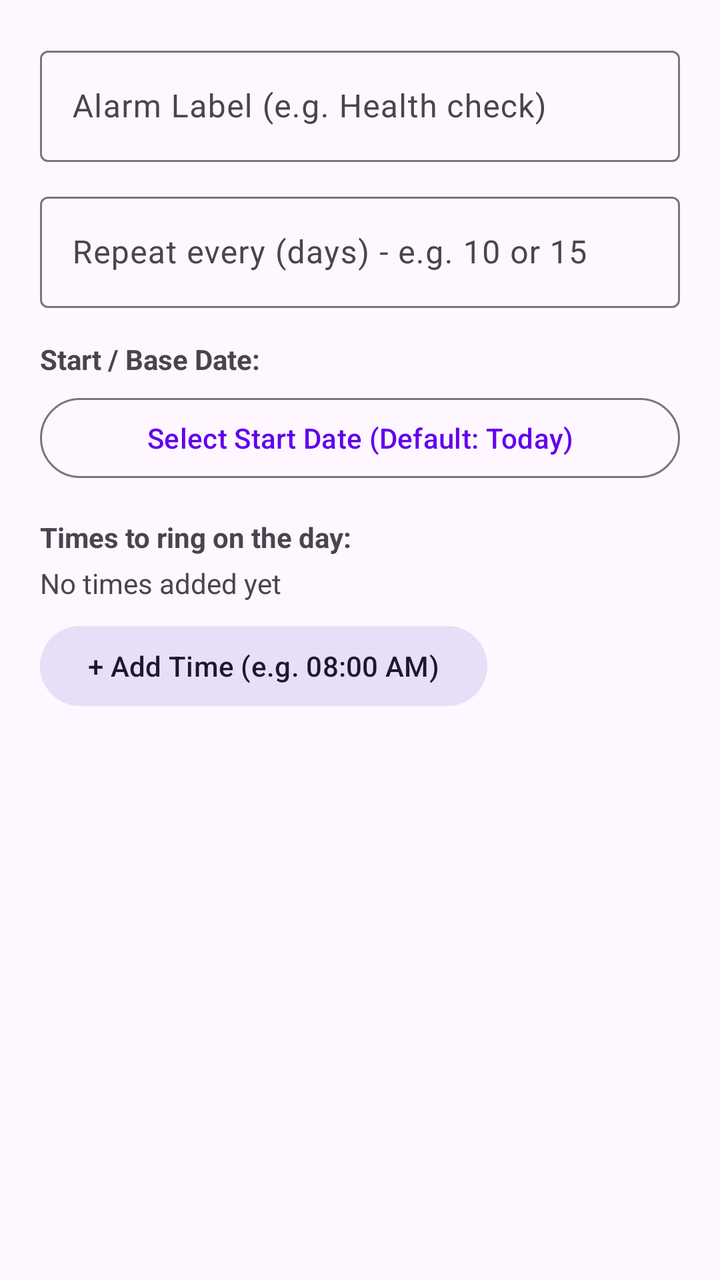
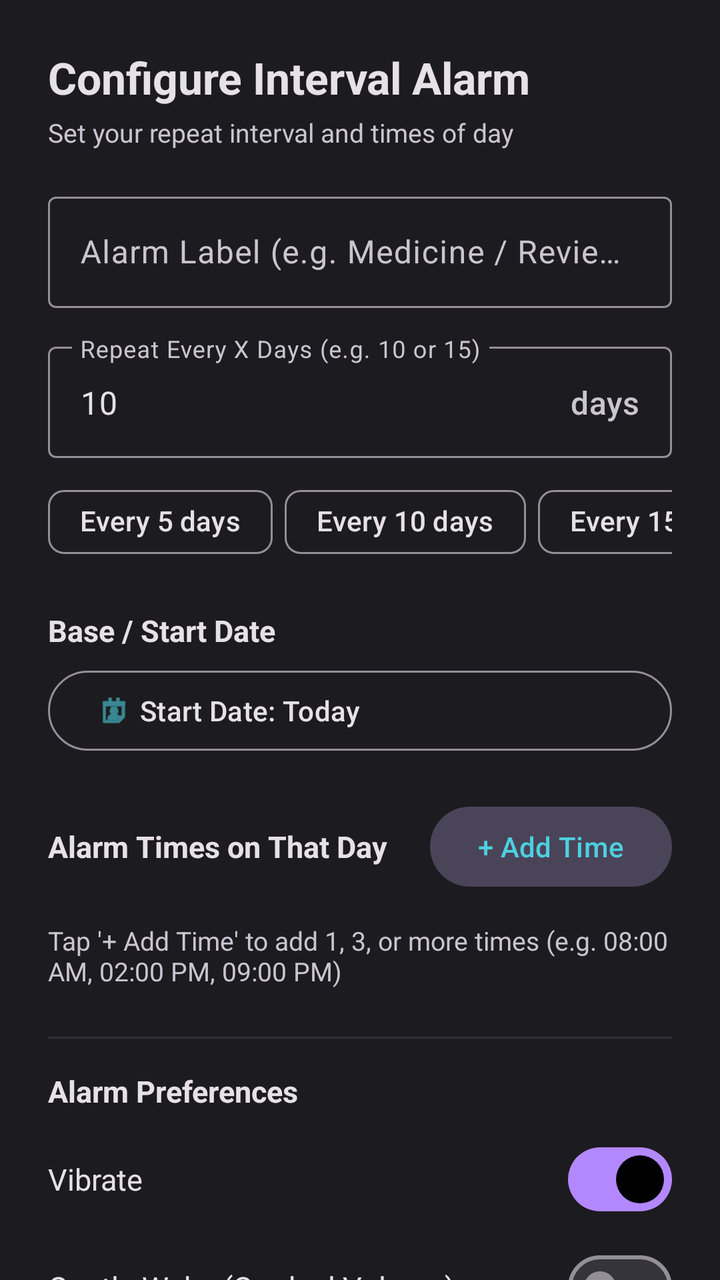

Two renders of the same Android screen: before a commit and after it. Below are the layout's source before the change and the commit's diff.
<!-- AndroidManifest.xml: application theme Theme.IntervalAlarm -->
<!-- res/layout/dialog_create_alarm.xml -->
<?xml version="1.0" encoding="utf-8"?>
<ScrollView xmlns:android="http://schemas.android.com/apk/res/android"
    android:layout_width="match_parent"
    android:layout_height="wrap_content"
    android:padding="20dp">

    <LinearLayout
        android:layout_width="match_parent"
        android:layout_height="wrap_content"
        android:orientation="vertical">

        <com.google.android.material.textfield.TextInputLayout
            android:layout_width="match_parent"
            android:layout_height="wrap_content"
            android:hint="Alarm Label (e.g. Health check)">

            <com.google.android.material.textfield.TextInputEditText
                android:id="@+id/etTitle"
                android:layout_width="match_parent"
                android:layout_height="wrap_content"
                android:singleLine="true" />
        </com.google.android.material.textfield.TextInputLayout>

        <com.google.android.material.textfield.TextInputLayout
            android:layout_width="match_parent"
            android:layout_height="wrap_content"
            android:layout_marginTop="12dp"
            android:hint="Repeat every (days) - e.g. 10 or 15">

            <com.google.android.material.textfield.TextInputEditText
                android:id="@+id/etIntervalDays"
                android:layout_width="match_parent"
                android:layout_height="wrap_content"
                android:inputType="number" />
        </com.google.android.material.textfield.TextInputLayout>

        
        <TextView
            android:layout_width="wrap_content"
            android:layout_height="wrap_content"
            android:layout_marginTop="16dp"
            android:text="Start / Base Date:"
            android:textStyle="bold" />

        <com.google.android.material.button.MaterialButton
            android:id="@+id/btnPickStartDate"
            style="@style/Widget.Material3.Button.OutlinedButton"
            android:layout_width="match_parent"
            android:layout_height="wrap_content"
            android:layout_marginTop="6dp"
            android:text="Select Start Date (Default: Today)" />

        
        <TextView
            android:layout_width="wrap_content"
            android:layout_height="wrap_content"
            android:layout_marginTop="16dp"
            android:text="Times to ring on the day:"
            android:textStyle="bold" />

        <TextView
            android:id="@+id/tvTimesSummary"
            android:layout_width="wrap_content"
            android:layout_height="wrap_content"
            android:layout_marginTop="4dp"
            android:text="No times added yet"
            android:textColor="?android:attr/textColorSecondary" />

        <com.google.android.material.button.MaterialButton
            android:id="@+id/btnAddTime"
            style="@style/Widget.Material3.Button.TonalButton"
            android:layout_width="wrap_content"
            android:layout_height="wrap_content"
            android:layout_marginTop="8dp"
            android:text="+ Add Time (e.g. 08:00 AM)" />

    </LinearLayout>

</ScrollView>
<!-- resources referenced by this layout -->
<resources>
  <style name="Theme.IntervalAlarm" parent="Base.Theme.IntervalAlarm" />
  <style name="Base.Theme.IntervalAlarm" parent="Theme.Material3.DayNight">
          <item name="colorPrimary">#6200EE</item>
          <item name="colorPrimaryVariant">#3700B3</item>
          <item name="colorOnPrimary">#FFFFFF</item>
      </style>
</resources>

<!-- the commit's change to res/layout/dialog_create_alarm.xml (unified diff, before → after) -->
@@ -1,45 +1,121 @@
 <?xml version="1.0" encoding="utf-8"?>
-<ScrollView xmlns:android="http://schemas.android.com/apk/res/android"
+<androidx.core.widget.NestedScrollView xmlns:android="http://schemas.android.com/apk/res/android"
+    xmlns:app="http://schemas.android.com/apk/res-auto"
     android:layout_width="match_parent"
     android:layout_height="wrap_content"
-    android:padding="20dp">
+    android:background="@color/surface">
 
     <LinearLayout
         android:layout_width="match_parent"
         android:layout_height="wrap_content"
-        android:orientation="vertical">
-
+        android:orientation="vertical"
+        android:padding="24dp">
+
+        <TextView
+            android:id="@+id/tvDialogTitle"
+            android:layout_width="wrap_content"
+            android:layout_height="wrap_content"
+            android:text="Configure Interval Alarm"
+            android:textColor="@color/onSurface"
+            android:textSize="22sp"
+            android:textStyle="bold" />
+
+        <TextView
+            android:layout_width="wrap_content"
+            android:layout_height="wrap_content"
+            android:layout_marginTop="4dp"
+            android:text="Set your repeat interval and times of day"
+            android:textColor="@color/onSurfaceVariant"
+            android:textSize="13sp" />
+
+        
         <com.google.android.material.textfield.TextInputLayout
-            android:layout_width="match_parent"
-            android:layout_height="wrap_content"
-            android:hint="Alarm Label (e.g. Health check)">
+            style="@style/Widget.Material3.TextInputLayout.OutlinedBox"
+            android:layout_width="match_parent"
+            android:layout_height="wrap_content"
+            android:layout_marginTop="18dp"
+            android:hint="Alarm Label (e.g. Medicine / Review / Plants)">
 
             <com.google.android.material.textfield.TextInputEditText
                 android:id="@+id/etTitle"
                 android:layout_width="match_parent"
                 android:layout_height="wrap_content"
-                android:singleLine="true" />
+                android:singleLine="true"
+                android:textColor="@color/onSurface" />
         </com.google.android.material.textfield.TextInputLayout>
 
+        
         <com.google.android.material.textfield.TextInputLayout
-            android:layout_width="match_parent"
-            android:layout_height="wrap_content"
-            android:layout_marginTop="12dp"
-            android:hint="Repeat every (days) - e.g. 10 or 15">
+            style="@style/Widget.Material3.TextInputLayout.OutlinedBox"
+            android:layout_width="match_parent"
+            android:layout_height="wrap_content"
+            android:layout_marginTop="14dp"
+            android:hint="Repeat Every X Days (e.g. 10 or 15)"
+            app:suffixText="days">
 
             <com.google.android.material.textfield.TextInputEditText
                 android:id="@+id/etIntervalDays"
                 android:layout_width="match_parent"
                 android:layout_height="wrap_content"
-                android:inputType="number" />
+                android:inputType="number"
+                android:text="10"
+                android:textColor="@color/onSurface" />
         </com.google.android.material.textfield.TextInputLayout>
 
         
-        <TextView
-            android:layout_width="wrap_content"
-            android:layout_height="wrap_content"
-            android:layout_marginTop="16dp"
-            android:text="Start / Base Date:"
+        <HorizontalScrollView
+            android:layout_width="match_parent"
+            android:layout_height="wrap_content"
+            android:layout_marginTop="8dp"
+            android:scrollbars="none">
+
+            <LinearLayout
+                android:layout_width="wrap_content"
+                android:layout_height="wrap_content"
+                android:orientation="horizontal">
+
+                <com.google.android.material.chip.Chip
+                    android:id="@+id/chipEvery5"
+                    style="@style/Widget.Material3.Chip.Assist"
+                    android:layout_width="wrap_content"
+                    android:layout_height="wrap_content"
+                    android:layout_marginEnd="6dp"
+                    android:text="Every 5 days" />
+
+                <com.google.android.material.chip.Chip
+                    android:id="@+id/chipEvery10"
+                    style="@style/Widget.Material3.Chip.Assist"
+                    android:layout_width="wrap_content"
+                    android:layout_height="wrap_content"
+                    android:layout_marginEnd="6dp"
+                    android:text="Every 10 days" />
+
+                <com.google.android.material.chip.Chip
+                    android:id="@+id/chipEvery15"
+                    style="@style/Widget.Material3.Chip.Assist"
+                    android:layout_width="wrap_content"
+                    android:layout_height="wrap_content"
+                    android:layout_marginEnd="6dp"
+                    android:text="Every 15 days" />
+
+                <com.google.android.material.chip.Chip
+                    android:id="@+id/chipEvery30"
+                    style="@style/Widget.Material3.Chip.Assist"
+                    android:layout_width="wrap_content"
+                    android:layout_height="wrap_content"
+                    android:text="Every 30 days" />
+
+            </LinearLayout>
+        </HorizontalScrollView>
+
+        
+        <TextView
+            android:layout_width="wrap_content"
+            android:layout_height="wrap_content"
+            android:layout_marginTop="20dp"
+            android:text="Base / Start Date"
+            android:textColor="@color/onSurface"
+            android:textSize="15sp"
             android:textStyle="bold" />
 
         <com.google.android.material.button.MaterialButton
@@ -48,32 +124,164 @@
             android:layout_width="match_parent"
             android:layout_height="wrap_content"
             android:layout_marginTop="6dp"
-            android:text="Select Start Date (Default: Today)" />
-
-        
-        <TextView
-            android:layout_width="wrap_content"
-            android:layout_height="wrap_content"
-            android:layout_marginTop="16dp"
-            android:text="Times to ring on the day:"
+            android:gravity="start|center_vertical"
+            android:text="Start Date: Today"
+            android:textColor="@color/onSurface"
+            app:icon="@android:drawable/ic_menu_my_calendar"
+            app:iconTint="@color/accentCyan" />
+
+        
+        <LinearLayout
+            android:layout_width="match_parent"
+            android:layout_height="wrap_content"
+            android:layout_marginTop="20dp"
+            android:gravity="center_vertical"
+            android:orientation="horizontal">
+
+            <TextView
+                android:layout_width="0dp"
+                android:layout_height="wrap_content"
+                android:layout_weight="1"
+                android:text="Alarm Times on That Day"
+                android:textColor="@color/onSurface"
+                android:textSize="15sp"
+                android:textStyle="bold" />
+
+            <com.google.android.material.button.MaterialButton
+                android:id="@+id/btnAddTime"
+                style="@style/Widget.Material3.Button.TonalButton"
+                android:layout_width="wrap_content"
+                android:layout_height="wrap_content"
+                android:text="+ Add Time"
+                android:textColor="@color/accentCyan" />
+        </LinearLayout>
+
+        
+        <com.google.android.material.chip.ChipGroup
+            android:id="@+id/chipGroupTimes"
+            android:layout_width="match_parent"
+            android:layout_height="wrap_content"
+            android:layout_marginTop="10dp" />
+
+        <TextView
+            android:id="@+id/tvNoTimesNotice"
+            android:layout_width="match_parent"
+            android:layout_height="wrap_content"
+            android:layout_marginTop="4dp"
+            android:text="Tap '+ Add Time' to add 1, 3, or more times (e.g. 08:00 AM, 02:00 PM, 09:00 PM)"
+            android:textColor="@color/onSurfaceVariant"
+            android:textSize="13sp" />
+
+        
+        <View
+            android:layout_width="match_parent"
+            android:layout_height="1dp"
+            android:layout_marginTop="24dp"
+            android:layout_marginBottom="16dp"
+            android:background="#302D3A" />
+
+        <TextView
+            android:layout_width="wrap_content"
+            android:layout_height="wrap_content"
+            android:text="Alarm Preferences"
+            android:textColor="@color/onSurface"
+            android:textSize="15sp"
             android:textStyle="bold" />
 
-        <TextView
-            android:id="@+id/tvTimesSummary"
-            android:layout_width="wrap_content"
-            android:layout_height="wrap_content"
-            android:layout_marginTop="4dp"
-            android:text="No times added yet"
-            android:textColor="?android:attr/textColorSecondary" />
-
-        <com.google.android.material.button.MaterialButton
-            android:id="@+id/btnAddTime"
-            style="@style/Widget.Material3.Button.TonalButton"
-            android:layout_width="wrap_content"
-            android:layout_height="wrap_content"
-            android:layout_marginTop="8dp"
-            android:text="+ Add Time (e.g. 08:00 AM)" />
+        
+        <LinearLayout
+            android:layout_width="match_parent"
+            android:layout_height="wrap_content"
+            android:layout_marginTop="10dp"
+            android:gravity="center_vertical"
+            android:orientation="horizontal">
+
+            <TextView
+                android:layout_width="0dp"
+                android:layout_height="wrap_content"
+                android:layout_weight="1"
+                android:text="Vibrate"
+                android:textColor="@color/onSurface"
+                android:textSize="15sp" />
+
+            <com.google.android.material.materialswitch.MaterialSwitch
+                android:id="@+id/switchVibrate"
+                android:layout_width="wrap_content"
+                android:layout_height="wrap_content"
+                android:checked="true" />
+        </LinearLayout>
+
+        
+        <LinearLayout
+            android:layout_width="match_parent"
+            android:layout_height="wrap_content"
+            android:layout_marginTop="6dp"
+            android:gravity="center_vertical"
+            android:orientation="horizontal">
+
+            <TextView
+                android:layout_width="0dp"
+                android:layout_height="wrap_content"
+                android:layout_weight="1"
+                android:text="Gentle Wake (Gradual Volume)"
+                android:textColor="@color/onSurface"
+                android:textSize="15sp" />
+
+            <com.google.android.material.materialswitch.MaterialSwitch
+                android:id="@+id/switchGradualVolume"
+                android:layout_width="wrap_content"
+                android:layout_height="wrap_content"
+                android:checked="false" />
+        </LinearLayout>
+
+        
+        <LinearLayout
+            android:layout_width="match_parent"
+            android:layout_height="wrap_content"
+            android:layout_marginTop="12dp"
+            android:gravity="center_vertical"
+            android:orientation="horizontal">
+
+            <TextView
+                android:layout_width="0dp"
+                android:layout_height="wrap_content"
+                android:layout_weight="1"
+                android:text="Snooze Duration"
+                android:textColor="@color/onSurface"
+                android:textSize="15sp" />
+
+            <Spinner
+                android:id="@+id/spinnerSnooze"
+                android:layout_width="wrap_content"
+                android:layout_height="wrap_content" />
+        </LinearLayout>
+
+        
+        <LinearLayout
+            android:layout_width="match_parent"
+            android:layout_height="wrap_content"
+            android:layout_marginTop="28dp"
+            android:gravity="end"
+            android:orientation="horizontal">
+
+            <com.google.android.material.button.MaterialButton
+                android:id="@+id/btnCancel"
+                style="@style/Widget.Material3.Button.TextButton"
+                android:layout_width="wrap_content"
+                android:layout_height="wrap_content"
+                android:text="Cancel"
+                android:textColor="@color/onSurfaceVariant" />
+
+            <com.google.android.material.button.MaterialButton
+                android:id="@+id/btnSave"
+                android:layout_width="wrap_content"
+                android:layout_height="wrap_content"
+                android:layout_marginStart="12dp"
+                android:backgroundTint="@color/accentPurple"
+                android:text="Save Alarm"
+                android:textColor="#000000" />
+        </LinearLayout>
 
     </LinearLayout>
 
-</ScrollView>
+</androidx.core.widget.NestedScrollView>
<!-- resource entries referenced after the edit -->
@@ -1,10 +1,21 @@
 <!-- resources referenced by this layout -->
 <resources>
+  <color name="accentCyan">#4DD0E1</color>
+  <color name="accentPurple">#B388FF</color>
+  <color name="onSurface">#E6E1E5</color>
+  <color name="onSurfaceVariant">#CAC4D0</color>
+  <color name="surface">#1C1B1F</color>
   <style name="Theme.IntervalAlarm" parent="Base.Theme.IntervalAlarm" />
-  <style name="Base.Theme.IntervalAlarm" parent="Theme.Material3.DayNight">
-          <item name="colorPrimary">#6200EE</item>
-          <item name="colorPrimaryVariant">#3700B3</item>
-          <item name="colorOnPrimary">#FFFFFF</item>
+  <style name="Base.Theme.IntervalAlarm" parent="Theme.Material3.Dark.NoActionBar">
+          <item name="colorPrimary">@color/accentPurple</item>
+          <item name="colorOnPrimary">#000000</item>
+          <item name="colorSecondary">@color/accentCyan</item>
+          <item name="android:colorBackground">@color/background</item>
+          <item name="colorSurface">@color/surface</item>
+          <item name="colorOnSurface">@color/onSurface</item>
+          <item name="android:statusBarColor">@color/background</item>
+          <item name="android:navigationBarColor">@color/background</item>
       </style>
+  <color name="background">#141218</color>
 </resources>
 
